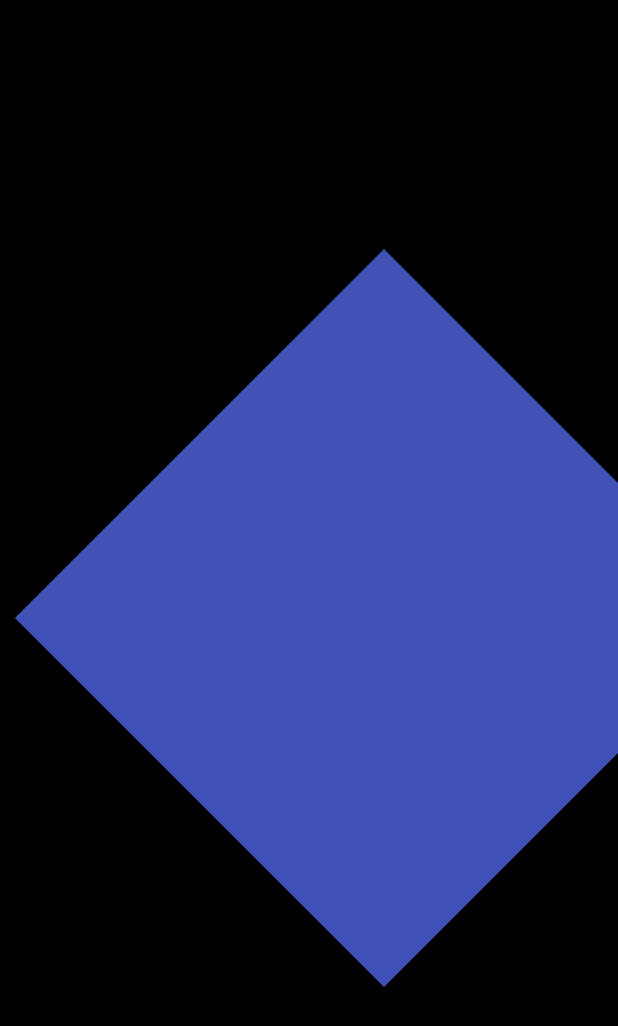
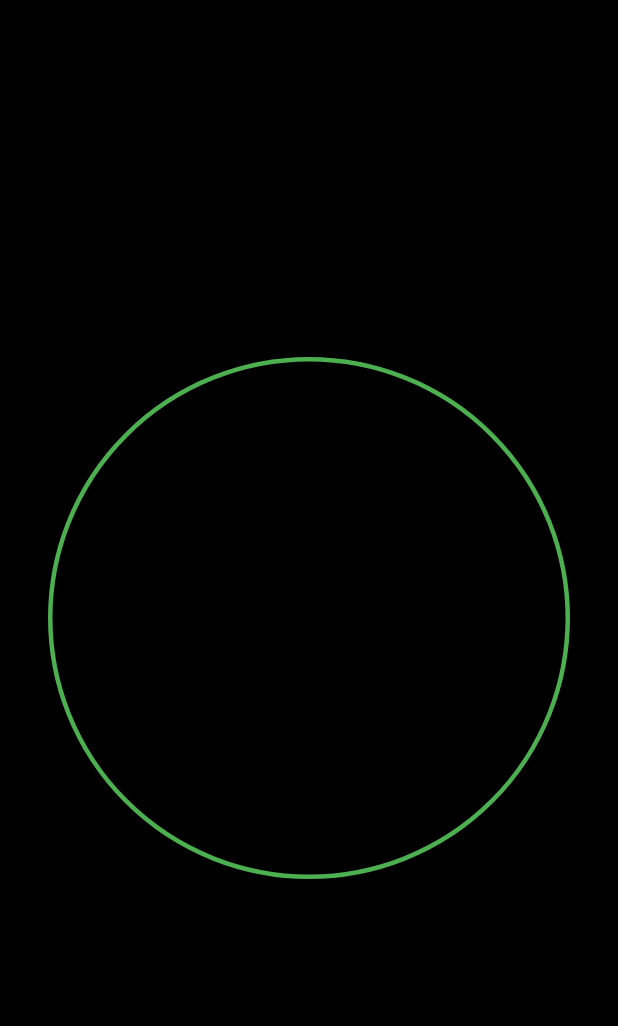
Before and after one commit to tabernerojerry/flutter-stop-watch, a Flutter app: the screen it shows after launch, on a phone screen of 412 x 824 dp. Shown: the top 1026 px of the screen. Run offline on Flutter 3.47's test engine with Material 2 defaults, Android fonts, the phone set to English and light mode, and no system bars.

Commit message:
circle radius from LayoutBuilder

```diff
--- a/lib/ui/stopwatch.dart
+++ b/lib/ui/stopwatch.dart
@@ -38,8 +38,14 @@ class _StopwatchState extends State<Stopwatch>
 
   @override
   Widget build(BuildContext context) {
-    return StopwatchRenderer(
-      elapsed: _elapsed,
+    return LayoutBuilder(
+      builder: (context, constraints) {
+        final radius = constraints.maxWidth / 2;
+        return StopwatchRenderer(
+          elapsed: _elapsed,
+          radius: radius,
+        );
+      },
     );
   }
 }
--- a/lib/ui/stopwatch_renderer.dart
+++ b/lib/ui/stopwatch_renderer.dart
@@ -5,25 +5,23 @@ import 'package:stop_watch/ui/elapsed_time_text.dart';
 
 class StopwatchRenderer extends StatelessWidget {
   final Duration elapsed;
+  final double radius;
 
   const StopwatchRenderer({
     Key? key,
     required this.elapsed,
+    required this.radius,
   }) : super(key: key);
 
   @override
   Widget build(BuildContext context) {
     return Stack(
       children: [
-        Transform(
-          transform: Matrix4.identity()
-            ..translate(50.0, 0.0, 0.0)
-            ..rotateZ(pi / 4),
-          alignment: Alignment.center,
-          child: Container(
-            color: Colors.indigo,
-          ),
-        ),
+        Container(
+          decoration: BoxDecoration(
+              border: Border.all(width: 3, color: Colors.green),
+              borderRadius: BorderRadius.circular(radius)),
+        )
         // ElapsedTimeText(
         //   elapsed: elapsed,
         // ),
```
